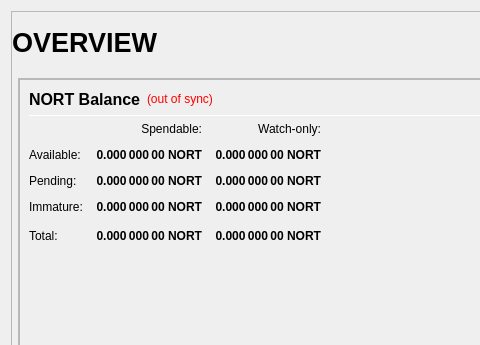
Before: the Qt Designer form src/qt/forms/overviewpage.ui in northern-community/Northern, drawn with Qt 5; both pictures show x 0 to 480 and y 0 to 345 of the 978 by 841 pixel window.
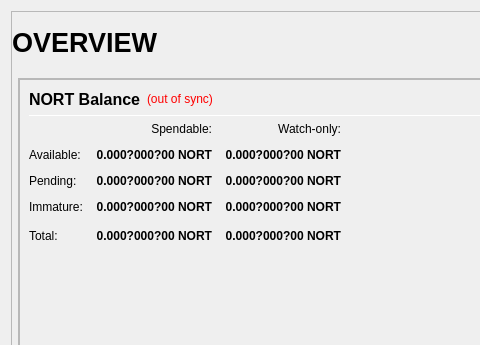
After: the same form once the commit is applied.

```diff
--- a/src/qt/forms/overviewpage.ui
+++ b/src/qt/forms/overviewpage.ui
@@ -350,7 +350,7 @@
                           <string>Your current spendable balance</string>
                          </property>
                          <property name="text">
-                          <string notr="true">0.000 000 00 NORT</string>
+                          <string notr="true">0.000?000?00 NORT</string>
                          </property>
                          <property name="alignment">
                           <set>Qt::AlignRight|Qt::AlignTrailing|Qt::AlignVCenter</set>
@@ -375,7 +375,7 @@
                           <string>Your current balance in watch-only addresses</string>
                          </property>
                          <property name="text">
-                          <string notr="true">0.000 000 00 NORT</string>
+                          <string notr="true">0.000?000?00 NORT</string>
                          </property>
                          <property name="alignment">
                           <set>Qt::AlignRight|Qt::AlignTrailing|Qt::AlignVCenter</set>
@@ -407,7 +407,7 @@
                           <string>Total of transactions that have yet to be confirmed, and do not yet count toward the spendable balance</string>
                          </property>
                          <property name="text">
-                          <string notr="true">0.000 000 00 NORT</string>
+                          <string notr="true">0.000?000?00 NORT</string>
                          </property>
                          <property name="alignment">
                           <set>Qt::AlignRight|Qt::AlignTrailing|Qt::AlignVCenter</set>
@@ -432,7 +432,7 @@
                           <string>Unconfirmed transactions to watch-only addresses</string>
                          </property>
                          <property name="text">
-                          <string notr="true">0.000 000 00 NORT</string>
+                          <string notr="true">0.000?000?00 NORT</string>
                          </property>
                          <property name="alignment">
                           <set>Qt::AlignRight|Qt::AlignTrailing|Qt::AlignVCenter</set>
@@ -464,7 +464,7 @@
                           <string>Staked or masternode rewards that has not yet matured</string>
                          </property>
                          <property name="text">
-                          <string notr="true">0.000 000 00 NORT</string>
+                          <string notr="true">0.000?000?00 NORT</string>
                          </property>
                          <property name="alignment">
                           <set>Qt::AlignRight|Qt::AlignTrailing|Qt::AlignVCenter</set>
@@ -489,7 +489,7 @@
                           <string>Staked or masternode rewards in watch-only addresses that has not yet matured</string>
                          </property>
                          <property name="text">
-                          <string notr="true">0.000 000 00 NORT</string>
+                          <string notr="true">0.000?000?00 NORT</string>
                          </property>
                          <property name="alignment">
                           <set>Qt::AlignRight|Qt::AlignTrailing|Qt::AlignVCenter</set>
@@ -524,7 +524,7 @@
                           <string>Your current NORT balance, unconfirmed and immature transactions included</string>
                          </property>
                          <property name="text">
-                          <string notr="true">0.000 000 00 NORT</string>
+                          <string notr="true">0.000?000?00 NORT</string>
                          </property>
                          <property name="alignment">
                           <set>Qt::AlignRight|Qt::AlignTrailing|Qt::AlignVCenter</set>
@@ -549,7 +549,7 @@
                           <string>Current total balance in watch-only addresses</string>
                          </property>
                          <property name="text">
-                          <string notr="true">0.000 000 00 NORT</string>
+                          <string notr="true">0.000?000?00 NORT</string>
                          </property>
                          <property name="alignment">
                           <set>Qt::AlignRight|Qt::AlignTrailing|Qt::AlignVCenter</set>
```
